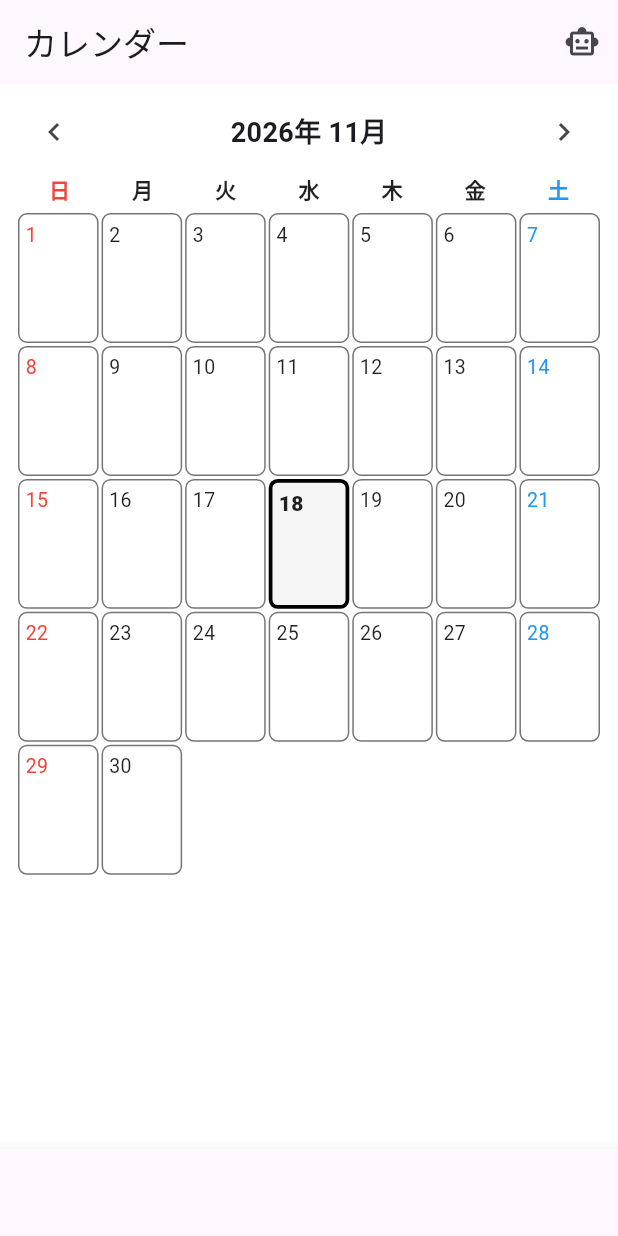
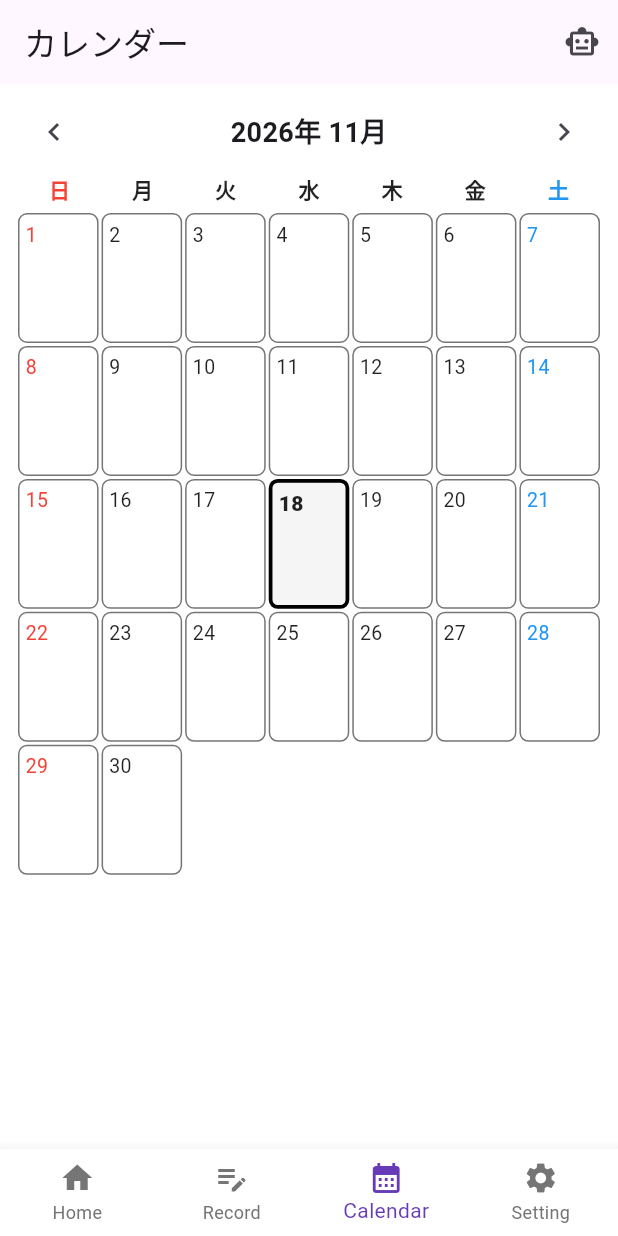
Before and after one commit to ibuki973/childcare_support_app, a Flutter app: the screen it shows after launch, item 3 of the bottom bar chosen, on a phone screen of 412 x 824 dp. Run offline on Flutter 3.47's test engine with Material 3 defaults, Android fonts, the phone set to English and light mode, and no system bars; our stand-ins replace sqflite; accounts and stored records are empty.

Commit message:
下部のバーを固定表示にして見やすくしました。

```diff
--- a/lib/screens/main_navigation_screen.dart
+++ b/lib/screens/main_navigation_screen.dart
@@ -60,6 +60,10 @@ class _MainNavigationScreenState extends State<MainNavigationScreen> {
 
       // === フッター（BottomNavigationBar） ===
       bottomNavigationBar: BottomNavigationBar(
+        type: BottomNavigationBarType.fixed,
+        backgroundColor: Colors.white,
+        selectedItemColor: Colors.deepPurple,
+        unselectedItemColor:Colors.grey.shade600,
         currentIndex: _currentIndex,
         onTap: (index) {
           setState(() {
```
